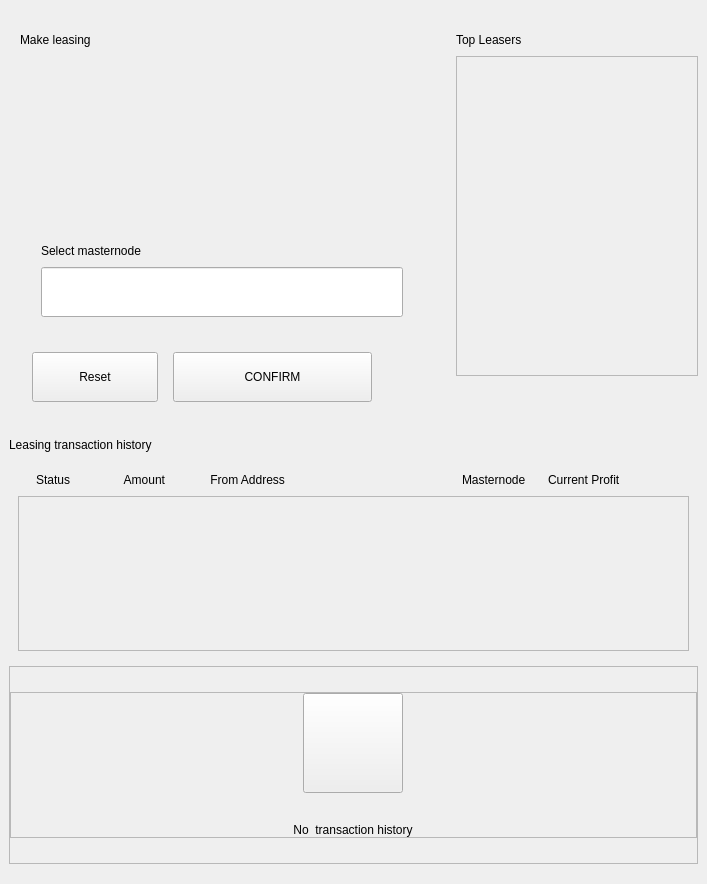
Qt form src/qt/btcu/forms/leasingwidget.ui (bitcoin-ultimatum/orion) before a commit.
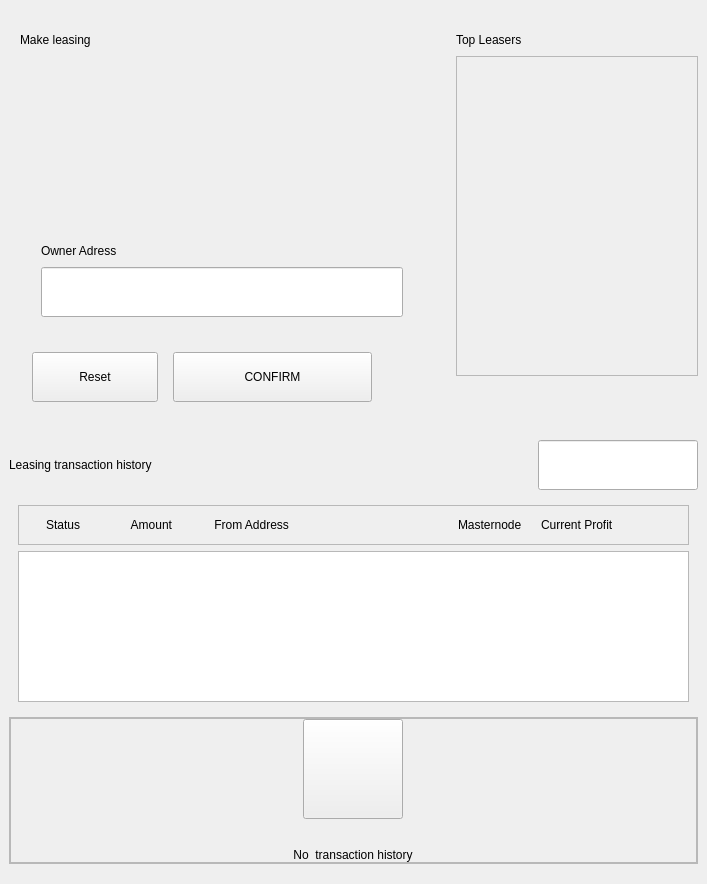
The same form after that commit.

Commit message: optional leasing  sender selection and leasing transaction history

```diff
--- a/src/qt/btcu/forms/leasingwidget.ui
+++ b/src/qt/btcu/forms/leasingwidget.ui
@@ -151,7 +151,7 @@
                 </size>
                </property>
                <property name="text">
-                <string>Select masternode</string>
+                <string>Owner Adress</string>
                </property>
               </widget>
              </item>
@@ -434,6 +434,22 @@
    <item>
     <widget class="QWidget" name="containerbottom" native="true">
      <layout class="QVBoxLayout" name="verticalLayout">
+      <item>
+       <spacer name="verticalSpacer_10">
+        <property name="orientation">
+         <enum>Qt::Vertical</enum>
+        </property>
+        <property name="sizeType">
+         <enum>QSizePolicy::Minimum</enum>
+        </property>
+        <property name="sizeHint" stdset="0">
+         <size>
+          <width>20</width>
+          <height>5</height>
+         </size>
+        </property>
+       </spacer>
+      </item>
       <item>
        <layout class="QHBoxLayout" name="horizontalLayout_4">
         <item>
@@ -462,12 +478,47 @@
           </property>
          </spacer>
         </item>
+        <item>
+         <widget class="QComboBox" name="comboBoxSortType">
+          <property name="maximumSize">
+           <size>
+            <width>0</width>
+            <height>0</height>
+           </size>
+          </property>
+         </widget>
+        </item>
+        <item>
+         <widget class="QLineEdit" name="lineEditSort">
+          <property name="minimumSize">
+           <size>
+            <width>160</width>
+            <height>50</height>
+           </size>
+          </property>
+          <property name="maximumSize">
+           <size>
+            <width>160</width>
+            <height>50</height>
+           </size>
+          </property>
+         </widget>
+        </item>
        </layout>
       </item>
       <item>
        <widget class="QWidget" name="containerHistory" native="true">
         <layout class="QVBoxLayout" name="verticalLayout_9">
          <item>
+          <widget class="QFrame" name="infoFrame">
+           <property name="frameShape">
+            <enum>QFrame::StyledPanel</enum>
+           </property>
+           <property name="frameShadow">
+            <enum>QFrame::Raised</enum>
+           </property>
+           <layout class="QHBoxLayout" name="horizontalLayout_9">
+            <item>
           <layout class="QHBoxLayout" name="horizontalLayout_5" stretch="1,1,3,1,1,0">
            <property name="spacing">
             <number>0</number>
@@ -591,29 +642,11 @@
            </item>
           </layout>
          </item>
+           </layout>
+          </widget>
+         </item>
          <item>
-          <widget class="QScrollArea" name="scrollAreaHistory">
-           <property name="minimumSize">
-            <size>
-             <width>0</width>
-             <height>100</height>
-            </size>
-           </property>
-           <property name="widgetResizable">
-            <bool>true</bool>
-           </property>
-           <widget class="QWidget" name="scrollAreaWidgetContents">
-            <property name="geometry">
-             <rect>
-              <x>0</x>
-              <y>0</y>
-              <width>669</width>
-              <height>135</height>
-             </rect>
-            </property>
-            <layout class="QVBoxLayout" name="verticalLayout_7"/>
-           </widget>
-          </widget>
+          <widget class="QListView" name="listViewTransaction"/>
          </item>
         </layout>
        </widget>
```
Left out of the diff: 2 changed lines with no effect on the pictures. Lines whose indentation alone changed are shown as unchanged. The commit also changes 4 other files.
